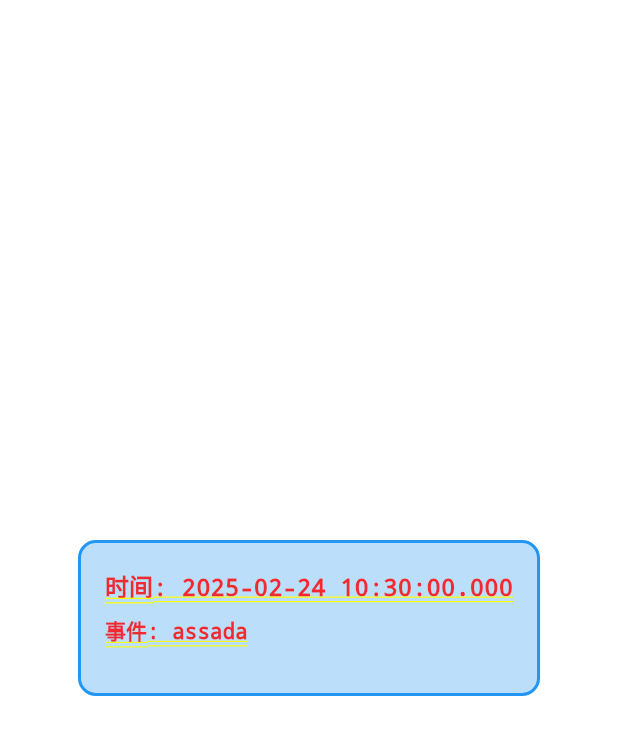
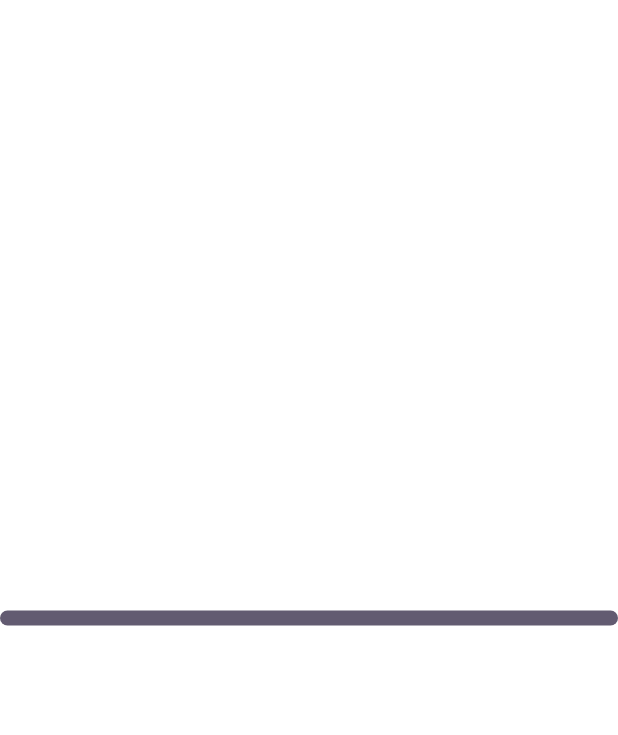
Before and after one commit to ZZH-Finalize/Timeline, a Flutter app: the screen it shows after launch, on a phone screen of 412 x 824 dp. Shown: the top 735 px of the screen. Run offline on Flutter 3.47's test engine with Material 3 defaults, Android fonts, the phone set to English and light mode, and no system bars.

Commit message:
update
Signed-off-by: zzh <1462207500@qq.com>

```diff
--- a/lib/main.dart
+++ b/lib/main.dart
@@ -17,36 +17,36 @@ class TimelineApp extends StatelessWidget {
   }
 }
 
-class Event extends StatelessWidget {
-  DateTime time;
-  String what;
+class EventBubble extends StatelessWidget {
+  final DateTime time;
+  final String what;
 
-  Event(this.time, this.what);
+  const EventBubble(this.time, this.what, {super.key});
 
   @override
   Widget build(BuildContext context) {
-    return Container(
-      margin: const EdgeInsets.all(8.0),
-      padding: const EdgeInsets.all(16.0),
-      decoration: BoxDecoration(
-        color: Colors.blue[100],
-        borderRadius: BorderRadius.circular(12.0),
-        border: Border.all(color: Colors.blue, width: 2.0),
-      ),
-      child: Column(
-        crossAxisAlignment: CrossAxisAlignment.start,
-        children: [
-          Text(
-            '时间: ${time.toString()}',
-            style: TextStyle(fontSize: 16.0, fontWeight: FontWeight.bold),
+    final color = Theme.of(context).colorScheme.primary;
+
+    return Column(
+      children: [
+        Container(
+          padding: const EdgeInsets.all(12.0),
+          decoration: BoxDecoration(
+            color: color,
+            borderRadius: BorderRadius.circular(12.0),
+            // border: Border.all(color: Colors.blue, width: 2.0),
           ),
-          SizedBox(height: 8.0),
-          Text(
+          child: Text(
             '事件: $what',
-            style: TextStyle(fontSize: 14.0),
+            style: const TextStyle(fontSize: 14.0),
           ),
-        ],
-      ),
+        ),
+        Container(
+          width: 2,
+          height: 20,
+          color: color,
+        )
+      ],
     );
   }
 }
@@ -61,19 +61,20 @@ class Timeline extends StatelessWidget {
 
   @override
   Widget build(BuildContext context) {
+    final color = Theme.of(context).colorScheme.secondary;
     return Center(
       child: GestureDetector(
         onDoubleTap: () {
           print('double click');
         },
         child: Container(
-          height: 120,
-          child: Event(DateTime.now(), 'assada'),
+          height: 10,
+          decoration: BoxDecoration(
+            color: color,
+            borderRadius: BorderRadius.circular(10),
+            // border: Border.all(color: Colors.blue, width: 2.0),
+          ),
         ),
-        // child: Container(
-        //   color: Colors.blue[300],
-        //   height: 7,
-        // ),
       ),
     );
   }
```
